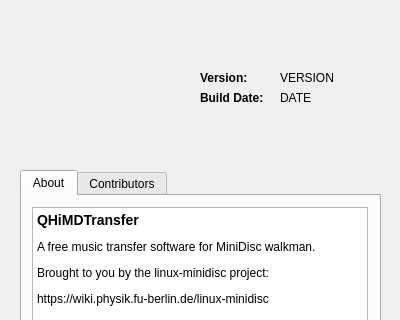
This is qhimdtransfer/qhimdaboutdialog.ui in linux-minidisc/linux-minidisc as Qt 5 draws it before an edit; both pictures show x 0 to 400 and y 0 to 320 of the 400 by 480 pixel window. The edited form follows.
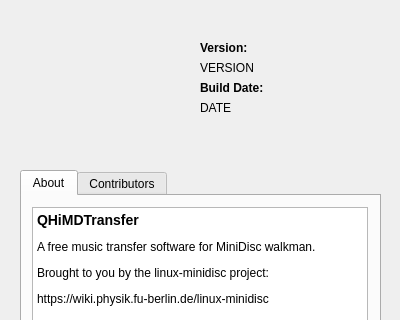
This is the edited form. Icons and pictures are not drawn.

Commit message: Optimize layout of about dialog to display version (affected MacOS).

```diff
--- a/qhimdtransfer/qhimdaboutdialog.ui
+++ b/qhimdtransfer/qhimdaboutdialog.ui
@@ -148,7 +148,7 @@
    <property name="geometry">
     <rect>
      <x>20</x>
-     <y>50</y>
+     <y>40</y>
      <width>161</width>
      <height>81</height>
     </rect>
@@ -164,7 +164,7 @@
    <property name="geometry">
     <rect>
      <x>200</x>
-     <y>70</y>
+     <y>40</y>
      <width>61</width>
      <height>16</height>
     </rect>
@@ -183,7 +183,7 @@
    <property name="geometry">
     <rect>
      <x>200</x>
-     <y>90</y>
+     <y>80</y>
      <width>81</width>
      <height>16</height>
     </rect>
@@ -201,9 +201,9 @@
   <widget class="QLabel" name="VersionString">
    <property name="geometry">
     <rect>
-     <x>280</x>
-     <y>70</y>
-     <width>101</width>
+     <x>200</x>
+     <y>60</y>
+     <width>131</width>
      <height>16</height>
     </rect>
    </property>
@@ -214,9 +214,9 @@
   <widget class="QLabel" name="BuildDateString">
    <property name="geometry">
     <rect>
-     <x>280</x>
-     <y>90</y>
-     <width>101</width>
+     <x>200</x>
+     <y>100</y>
+     <width>131</width>
      <height>16</height>
     </rect>
    </property>
```
